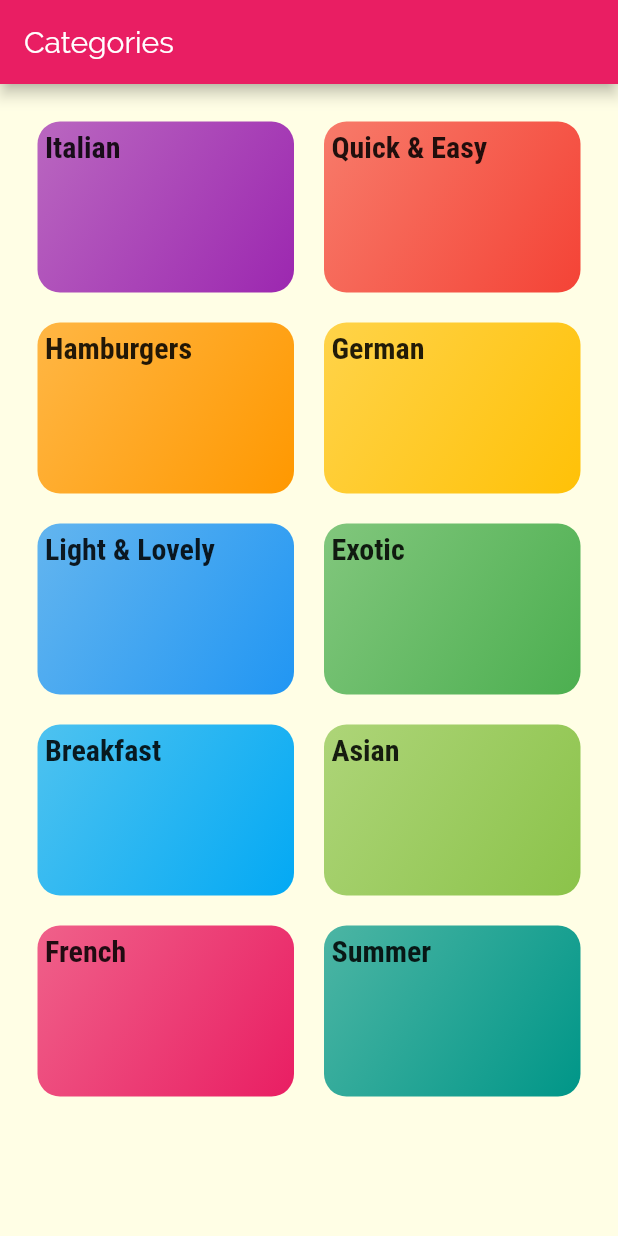
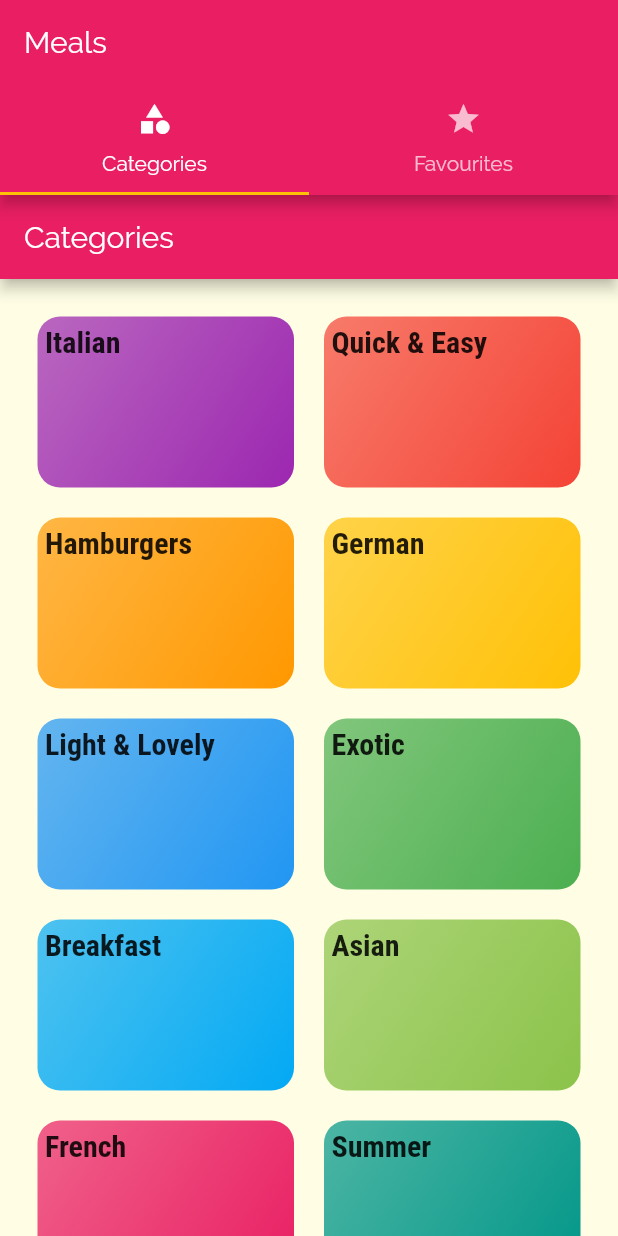
Before and after one commit to TilakMaddy/meals_app, a Flutter app: the screen it shows after launch, on a phone screen of 412 x 824 dp. Run offline on Flutter 3.47's test engine with Material 2 defaults, Android fonts, the phone set to English and light mode, and no system bars.

```diff
--- a/lib/main.dart
+++ b/lib/main.dart
@@ -1,5 +1,6 @@
 import 'package:flutter/material.dart';
 import 'package:meals_app/screens/meal_detail-screen.dart';
+import 'package:meals_app/screens/tab_screen.dart';
 import 'screens/categories_screen.dart';
 import 'screens/category_meals_screen.dart';
 
@@ -27,7 +28,7 @@ class MyApp extends StatelessWidget {
               ),
             ),
       ),
-      home: CategoriesScreen(),
+      home: TabScreen(),
       routes: {
         '/categories-meals': (ctx) => CategoryMealsScreen(),
         MealDetailScreen.routeName: (ctx) => MealDetailScreen(),
--- /dev/null
+++ b/lib/screens/fav_screen.dart
@@ -0,0 +1,10 @@
+import 'package:flutter/material.dart';
+
+class Fav extends StatelessWidget {
+  const Fav({Key? key}) : super(key: key);
+
+  @override
+  Widget build(BuildContext context) {
+    return Container(child: Text("Fav"));
+  }
+}
--- a/lib/screens/tab_screen.dart
+++ b/lib/screens/tab_screen.dart
@@ -0,0 +1,42 @@
+import 'package:flutter/material.dart';
+import 'package:meals_app/screens/categories_screen.dart';
+import 'package:meals_app/screens/fav_screen.dart';
+
+class TabScreen extends StatefulWidget {
+  const TabScreen({Key? key}) : super(key: key);
+
+  @override
+  _TabScreenState createState() => _TabScreenState();
+}
+
+class _TabScreenState extends State<TabScreen> {
+  @override
+  Widget build(BuildContext context) {
+    return DefaultTabController(
+      length: 2,
+      child: Scaffold(
+        appBar: AppBar(
+          title: Text('Meals'),
+          bottom: TabBar(
+            tabs: [
+              Tab(
+                icon: Icon(Icons.category),
+                text: 'Categories',
+              ),
+              Tab(
+                icon: Icon(Icons.star),
+                text: 'Favourites',
+              ),
+            ],
+          ),
+        ),
+        body: TabBarView(
+          children: [
+            CategoriesScreen(),
+            Fav(),
+          ],
+        ),
+      ),
+    );
+  }
+}
```
